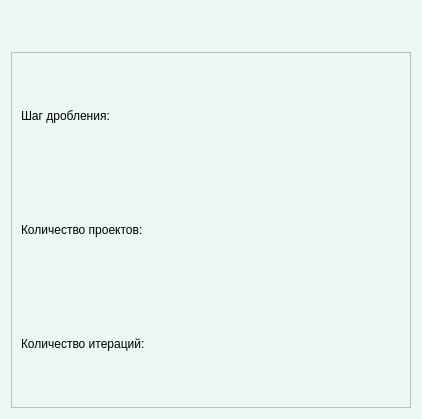
First picture: the form in src/info.ui, repository vrs000/DMS, before the edit.
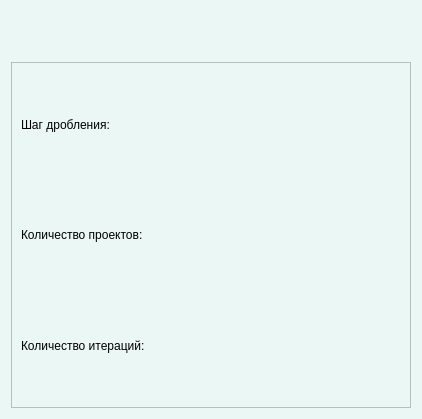
Second picture: the form after the edit. Icons and pictures are not drawn.

```diff
--- a/src/info.ui
+++ b/src/info.ui
@@ -26,7 +26,7 @@
      <property name="maximumSize">
       <size>
        <width>16777215</width>
-       <height>35</height>
+       <height>45</height>
       </size>
      </property>
      <layout class="QHBoxLayout" name="horizontalLayout">
@@ -45,10 +45,16 @@
       </item>
       <item>
        <widget class="QPushButton" name="CloseButton">
+        <property name="minimumSize">
+         <size>
+          <width>32</width>
+          <height>32</height>
+         </size>
+        </property>
         <property name="maximumSize">
          <size>
-          <width>16</width>
-          <height>16</height>
+          <width>32</width>
+          <height>32</height>
          </size>
         </property>
         <property name="text">
@@ -76,8 +82,8 @@
        <rect>
         <x>0</x>
         <y>0</y>
-        <width>402</width>
-        <height>358</height>
+        <width>398</width>
+        <height>343</height>
        </rect>
       </property>
       <layout class="QGridLayout" name="gridLayout">
```
